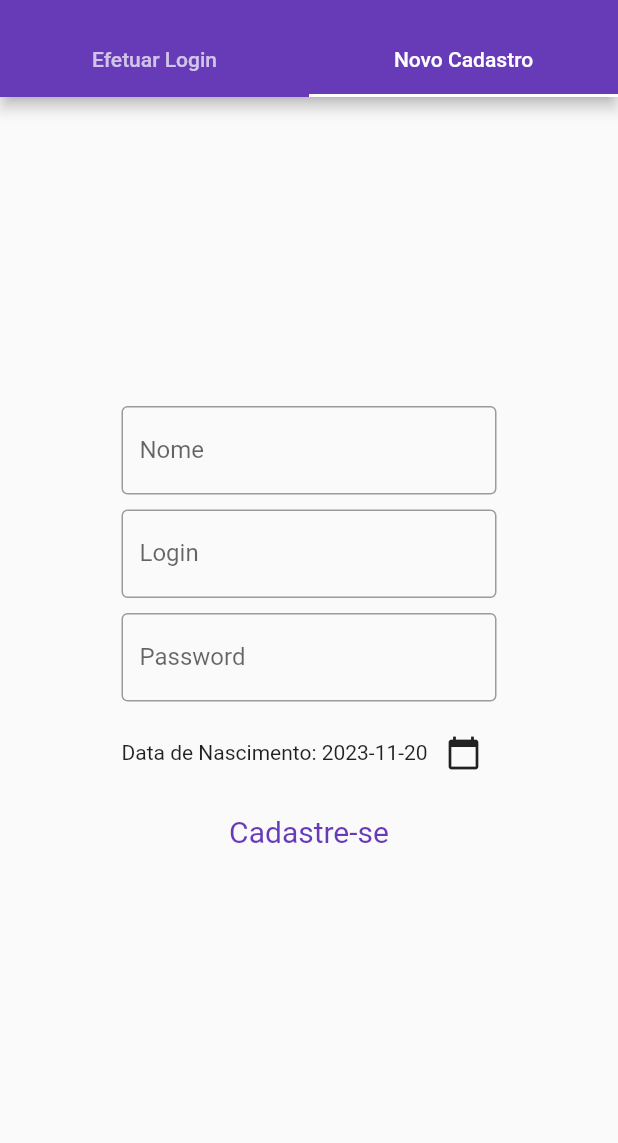
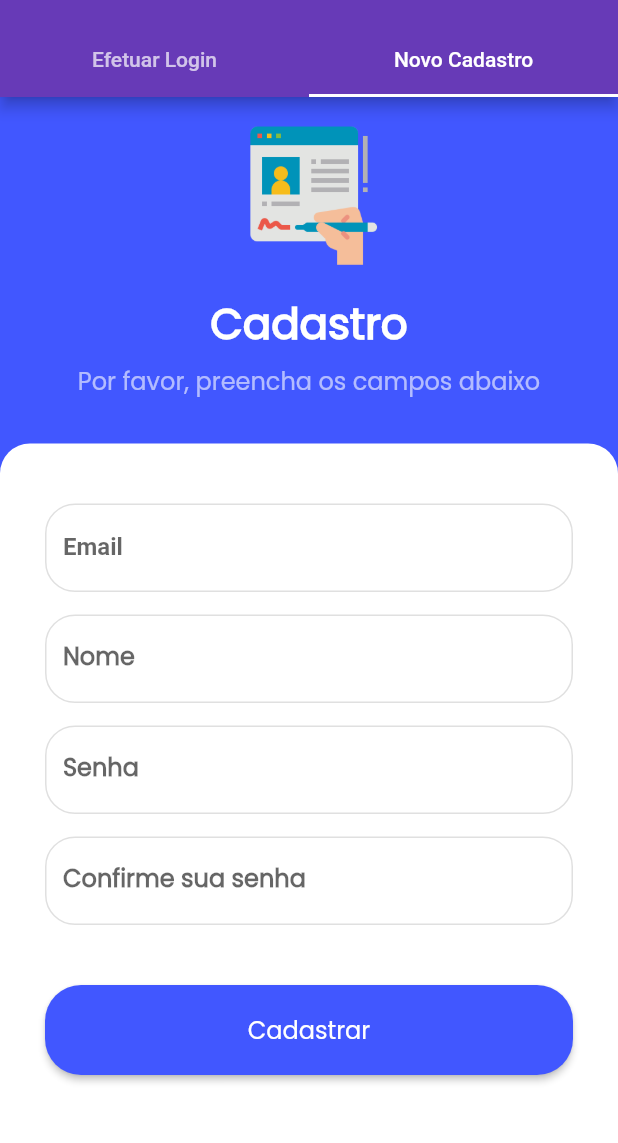
Before and after one commit to MatheusSiqs/Feldy, a Flutter app: the screen it shows after launch, tab 2 chosen, on a phone screen of 412 x 824 dp, the part 59-1202 px from its top. Run offline on Flutter 3.47's test engine with Material 2 defaults, Android fonts, the phone set to English and light mode, and no system bars; our stand-ins replace cached_network_image, firebase_auth, firebase_core, flutter_bloc; missing offline and left inert: dart:js_interop; accounts and stored records are empty.

Commit message:
register page

```diff
--- a/lib/Screens/register.dart
+++ b/lib/Screens/register.dart
@@ -42,107 +42,260 @@ class _RegisterState extends State<Register> {
     String username = "";
     String password = "";
     return Scaffold(
+      backgroundColor: const Color(0xFF4157ff),
       body: Center(
         child: Form(
             key: formkey,
             child: Column(
-            mainAxisAlignment: MainAxisAlignment.center,
-            children: [
-              SizedBox(
-                width: 250,
-                height: 250,
-                child: Column(
-                  mainAxisAlignment: MainAxisAlignment.center,
-                  children: [
-                    TextFormField(
-                      keyboardType: TextInputType.name,
-                      validator: (text) {
-                        if (text!.isEmpty) {
-                          return 'O Nome não pode ser vazio';
+              children: <Widget>[
+                Container(
+                  margin: const EdgeInsets.only(top: 15, bottom: 15),
+                  width: 100.0,
+                  height: 100.0,
+                  decoration: const BoxDecoration(
+                    image: DecorationImage(
+                      image: AssetImage('assets/img/register.png'),
+                      fit: BoxFit.fill,
+                    ),
+                  ),
+                ),
+                const Text(
+                  'Cadastro',
+                  style: TextStyle(
+                      fontSize: 28,
+                      color: Colors.white,
+                      fontWeight: FontWeight.bold,
+                      fontFamily: 'Poppins'),
+                ),
+                const SizedBox(height: 5),
+                const Text(
+                  'Por favor, preencha os campos abaixo',
+                  style: TextStyle(
+                      fontSize: 16,
+                      color: Colors.white60,
+                      fontFamily: 'Poppins'),
+                ),
+                const SizedBox(height: 30),
+                Expanded(
+                  child: Container(
+                    height: double.infinity,
+                    padding:
+                        const EdgeInsets.only(left: 30, right: 30, top: 40),
+                    decoration: const BoxDecoration(
+                      borderRadius: BorderRadius.only(
+                        topLeft: Radius.circular(20.0),
+                        topRight: Radius.circular(20.0),
+                      ),
+                      color: Colors.white,
+                    ),
+                    child: Column(children: [
+                      emailField(),
+                      const SizedBox(height: 15),
+                      nameField(),
+                      const SizedBox(height: 15),
+                      passwordField(),
+                      const SizedBox(height: 15),
+                      confirmPasswordField(),
+                      const SizedBox(height: 40),
+                      Row(
+                        children: [registerButton(context)],
+                      )
+                    ]),
+                  ),
+                )
+              ],
+            )),
+      ),
+    );
+  }
+
+  Widget emailField() {
+    return TextFormField(
+      keyboardType: TextInputType.emailAddress,
+      validator: (String? value) {
+        if (value != null) {
+          if (value.isEmpty) {
+            return "Insira um email válido";
+          }
         }
         return null;
       },
-                      onSaved: (newValue) {
-                        widget.login = newValue!;
+      onSaved: (String? value) {
+        // registerUserData.email = value ?? "";
       },
       decoration: const InputDecoration(
-                        labelText: "Nome",
-                        border: OutlineInputBorder(),
+          labelText: 'Email',
+          labelStyle: TextStyle(fontWeight: FontWeight.w600),
+          focusedBorder: OutlineInputBorder(
+            borderSide: BorderSide(color: Colors.blue, width: 2),
+            borderRadius: BorderRadius.all(Radius.circular(20)),
           ),
-                    ),
-                    const SizedBox(height: 10,),
-                    TextFormField(
+          enabledBorder: OutlineInputBorder(
+              borderRadius: BorderRadius.all(Radius.circular(20)),
+              borderSide: BorderSide(color: Colors.black12)),
+          filled: true,
+          fillColor: Colors.white),
+    );
+  }
+
+  Widget nameField() {
+    return TextFormField(
       keyboardType: TextInputType.name,
-                      validator: (text) {
-                        if (text!.isEmpty) {
-                          return 'O Login não pode ser vazio';
+      validator: (String? value) {
+        if (value != null) {
+          if (value.isEmpty) {
+            return "Insira um nome válido";
+          }
         }
         return null;
       },
-                      onSaved: (String? inValue) {
-                        username = inValue!;
+      onSaved: (String? value) {
+        // registerUserData.name = value ?? "";
       },
       decoration: const InputDecoration(
-                        labelText: "Login",
-                        border: OutlineInputBorder(),
+          labelText: 'Nome',
+          labelStyle:
+              TextStyle(fontWeight: FontWeight.w600, fontFamily: 'Poppins'),
+          focusedBorder: OutlineInputBorder(
+            borderSide: BorderSide(color: Colors.blue, width: 2),
+            borderRadius: BorderRadius.all(Radius.circular(20)),
           ),
-                    ),
-                    const SizedBox(height: 10,),
-                    TextFormField(
-                      keyboardType: TextInputType.name,
-                      obscureText: true,
-                      validator: (value) {
-                        if (value!.isNull){
-                          return 'Por favor insira a senha';
+          enabledBorder: OutlineInputBorder(
+              borderRadius: BorderRadius.all(Radius.circular(20)),
+              borderSide: BorderSide(color: Colors.black12)),
+          filled: true,
+          fillColor: Colors.white),
+    );
   }
-                        return null;
-                      },
-                      onSaved: (String? inValue) {
-                        password = inValue!;
-                      },
-                      decoration: const InputDecoration(
-                        hintText: "Password",
-                        labelText: "Password",
-                        border: OutlineInputBorder(),
-                      ),
-                    ),
-                    const SizedBox(height: 10,),
-                    Row(
-                      children: <Widget>[
-                        const Text("Data de Nascimento: "),
-                        Text(
-                          widget.selectedDate != null
-                              ? "${widget.selectedDate.toLocal()}".split(' ')[0]
-                              : 'Selecione a data de nascimento',
-                        ),
-                        IconButton(
-                          icon: const Icon(Icons.calendar_today),
-                          onPressed: () => _selectDate(context),
-                        ),
-                      ],
-                    ),
-                  ],
-                ),
-              ),
-              const SizedBox(height: 10,),
-              TextButton(
-                style: TextButton.styleFrom(
-                  textStyle: const TextStyle(fontSize: 20),
-                ),
-                onPressed: () {
-                  if (formkey.currentState!.validate()) {
-                    formkey.currentState!.save();
-                    // Lançando evento
-                    BlocProvider.of<AuthBloc>(context)
-                        .add(RegisterUser(username: username, password: password));
+
+  Widget passwordField() {
+    return TextFormField(
+      keyboardType: TextInputType.text,
+      validator: (String? value) {
+        if (value != null) {
+          if (value.isEmpty) {
+            return "Insira uma Senha";
+          }
+
+          // if (value != registerUserData.confirmPassword) {
+          //   return "Senhas não coincidem";
+          // }
         }
       },
-                child: const Text("Cadastre-se"),
+      onChanged: (String? value) {
+        setState(() {
+          // registerUserData.password = value ?? "";
+        });
+      },
+      onSaved: (String? value) {
+        // registerUserData.password = value ?? "";
+      },
+      obscureText: true,
+      decoration: const InputDecoration(
+        labelText: 'Senha',
+        labelStyle:
+            TextStyle(fontWeight: FontWeight.w600, fontFamily: 'Poppins'),
+        focusedBorder: OutlineInputBorder(
+          borderSide: BorderSide(color: Colors.blue, width: 2),
+          borderRadius: BorderRadius.all(Radius.circular(20)),
         ),
-            ],
-          ),
-        ),
+        enabledBorder: OutlineInputBorder(
+            borderRadius: BorderRadius.all(Radius.circular(20)),
+            borderSide: BorderSide(color: Colors.black12)),
+        filled: true,
+        fillColor: Colors.white,
       ),
     );
   }
+
+  Widget confirmPasswordField() {
+    return TextFormField(
+      keyboardType: TextInputType.text,
+      validator: (String? value) {
+        if (value != null) {
+          if (value.isEmpty) {
+            return "Insira uma Senha";
           }
+
+          // if (value != registerUserData.password) {
+          //   return "Senhas não coincidem";
+          // }
+        }
+      },
+      onChanged: (String? value) {
+        setState(() {
+          // registerUserData.confirmPassword = value ?? "";
+        });
+      },
+      onSaved: (String? value) {
+        // registerUserData.confirmPassword = value ?? "";
+      },
+      obscureText: true,
+      decoration: const InputDecoration(
+        labelText: 'Confirme sua senha',
+        labelStyle:
+            TextStyle(fontWeight: FontWeight.w600, fontFamily: 'Poppins'),
+        focusedBorder: OutlineInputBorder(
+          borderSide: BorderSide(color: Colors.blue, width: 2),
+          borderRadius: BorderRadius.all(Radius.circular(20)),
+        ),
+        enabledBorder: OutlineInputBorder(
+            borderRadius: BorderRadius.all(Radius.circular(20)),
+            borderSide: BorderSide(color: Colors.black12)),
+        filled: true,
+        fillColor: Colors.white,
+      ),
+    );
+  }
+
+  Widget cancelButton() {
+    return Expanded(
+      child: ElevatedButton(
+        onPressed: () {
+          Navigator.of(context).pop();
+        },
+        style: ElevatedButton.styleFrom(
+          minimumSize: const Size(double.infinity, 60),
+          backgroundColor: const Color(0xFFffffff),
+          shape: RoundedRectangleBorder(
+            borderRadius: BorderRadius.circular(24.0),
+          ),
+        ),
+        child: const Text('Cancelar',
+            style: TextStyle(color: Colors.black, fontSize: 16)),
+      ),
+    );
+  }
+
+  Widget registerButton(BuildContext buildContext) {
+    Widget buttonChild = const Text(
+      'Cadastrar',
+      style: TextStyle(fontSize: 16, fontFamily: 'Poppins'),
+    );
+
+    // if (state is Loading) {
+    //   if (state.load) {
+    //     buttonChild = const CircularProgressIndicator();
+    //   }
+    // }
+
+    return Expanded(
+      child: ElevatedButton(
+          onPressed: () {
+            // if (formKey.currentState!.validate()) {
+            //   formKey.currentState!.save();
+            //   buildContext.read<AuthBloc>().add(SignUpRequested(
+            //       registerUserData.email, registerUserData.password));
+            // }
+          },
+          style: ElevatedButton.styleFrom(
+            minimumSize: const Size(double.infinity, 60),
+            backgroundColor: const Color(0xFF4157ff),
+            shape: RoundedRectangleBorder(
+              borderRadius: BorderRadius.circular(24.0),
+            ),
+          ),
+          child: buttonChild),
+    );
+  }
+}
```
Also changed, not shown: pubspec.yaml (+6 -67 lines), assets/img/register.png (added), lib/fonts/Poppins-Regular.ttf (added), lib/img/post.jpg (deleted), lib/img/post.png (deleted), lib/img/post.webp (deleted), pubspec.lock, 1 other file. Lines whose indentation alone changed are shown as unchanged.
